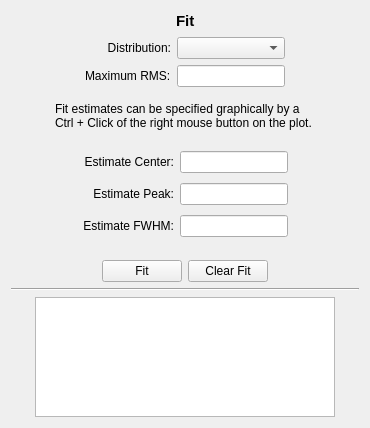
First picture: the form in code/guitools/Histogram/FitWidget.ui, repository radio-astro/casa, before the edit.
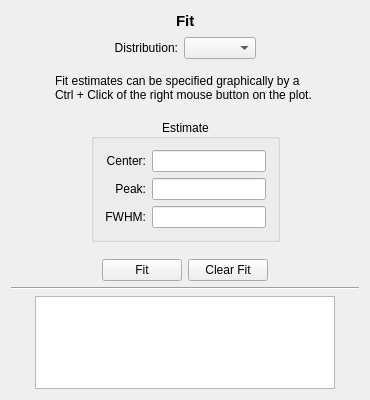
Second picture: the form after the edit. The open tabs and pages were chosen to show the change.

What changed in the file:
```diff
--- a/code/guitools/Histogram/FitWidget.ui
+++ b/code/guitools/Histogram/FitWidget.ui
@@ -7,7 +7,7 @@
     <x>0</x>
     <y>0</y>
     <width>370</width>
-    <height>428</height>
+    <height>400</height>
    </rect>
   </property>
   <property name="sizePolicy">
@@ -80,29 +80,6 @@
       </spacer>
      </item>
      <item>
-      <layout class="QGridLayout" name="gridLayout_2">
-       <item row="1" column="0" colspan="2">
-        <widget class="QLabel" name="label_7">
-         <property name="text">
-          <string>&lt;font color='black'&gt;Maximum RMS:&lt;/font&gt;</string>
-         </property>
-        </widget>
-       </item>
-       <item row="1" column="2">
-        <widget class="QLineEdit" name="rmsLineEdit">
-         <property name="toolTip">
-          <string>Specify the maximum root mean square error for the fit.</string>
-         </property>
-        </widget>
-       </item>
-       <item row="0" column="2">
-        <widget class="QComboBox" name="fitDistributionComboBox">
-         <property name="toolTip">
-          <string>Select a probability distribution for the fit.</string>
-         </property>
-        </widget>
-       </item>
-       <item row="0" column="1">
         <widget class="QLabel" name="label">
          <property name="text">
           <string>Distribution:</string>
@@ -112,7 +89,12 @@
          </property>
         </widget>
        </item>
-      </layout>
+     <item>
+      <widget class="QComboBox" name="fitDistributionComboBox">
+       <property name="toolTip">
+        <string>Select a probability distribution for the fit.</string>
+       </property>
+      </widget>
      </item>
      <item>
       <spacer name="horizontalSpacer_13">
@@ -202,16 +184,23 @@
        <item>
         <widget class="QStackedWidget" name="fitStackedWidget">
          <property name="currentIndex">
-          <number>0</number>
+          <number>1</number>
          </property>
          <widget class="QWidget" name="gaussPage">
           <layout class="QHBoxLayout" name="horizontalLayout">
            <item>
+            <widget class="QGroupBox" name="groupBox">
+             <property name="title">
+              <string>Estimate</string>
+             </property>
+             <property name="alignment">
+              <set>Qt::AlignCenter</set>
+             </property>
             <layout class="QGridLayout" name="gridLayout">
              <item row="0" column="0">
               <widget class="QLabel" name="label_2">
                <property name="text">
-                <string>Estimate Center:</string>
+                 <string>Center:</string>
                </property>
                <property name="alignment">
                 <set>Qt::AlignRight|Qt::AlignTrailing|Qt::AlignVCenter</set>
@@ -228,7 +217,7 @@
              <item row="1" column="0">
               <widget class="QLabel" name="label_3">
                <property name="text">
-                <string>Estimate Peak:</string>
+                 <string>Peak:</string>
                </property>
                <property name="alignment">
                 <set>Qt::AlignRight|Qt::AlignTrailing|Qt::AlignVCenter</set>
@@ -245,7 +234,7 @@
              <item row="2" column="0">
               <widget class="QLabel" name="label_4">
                <property name="text">
-                <string>Estimate FWHM:</string>
+                 <string>FWHM:</string>
                </property>
                <property name="alignment">
                 <set>Qt::AlignRight|Qt::AlignTrailing|Qt::AlignVCenter</set>
@@ -260,12 +249,22 @@
               </widget>
              </item>
             </layout>
+            </widget>
            </item>
           </layout>
          </widget>
          <widget class="QWidget" name="poissonPage">
           <layout class="QHBoxLayout" name="horizontalLayout_2">
            <item>
+            <widget class="QGroupBox" name="groupBox_2">
+             <property name="title">
+              <string>Estimate</string>
+             </property>
+             <property name="alignment">
+              <set>Qt::AlignCenter</set>
+             </property>
+             <layout class="QHBoxLayout" name="horizontalLayout_6">
+              <item>
             <widget class="QLabel" name="label_5">
              <property name="text">
               <string>Lambda:</string>
@@ -277,6 +276,9 @@
              <property name="toolTip">
               <string>Specify the mean number of occurrences for the Poisson distribution.</string>
              </property>
+               </widget>
+              </item>
+             </layout>
             </widget>
            </item>
           </layout>
```
Lines whose indentation alone changed are shown as unchanged.
